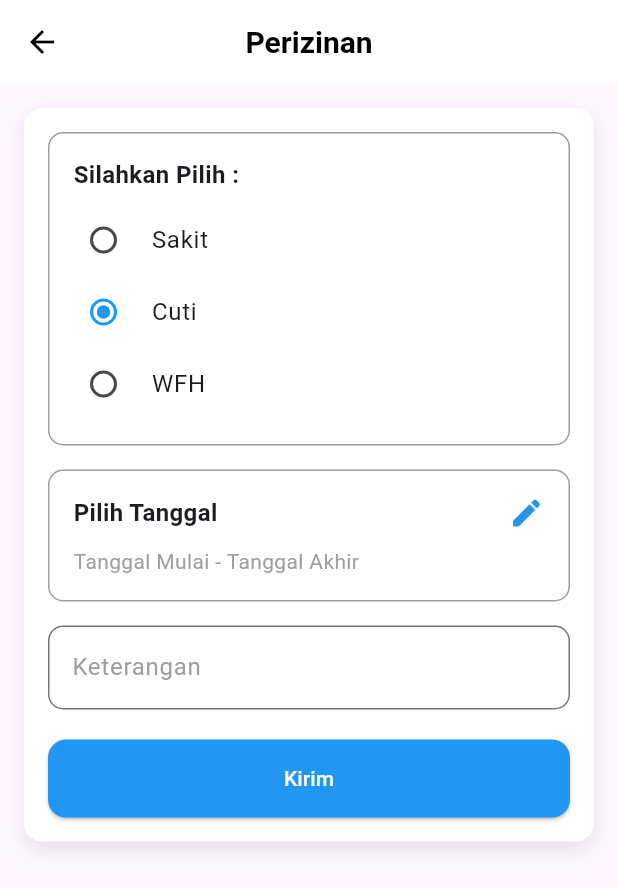
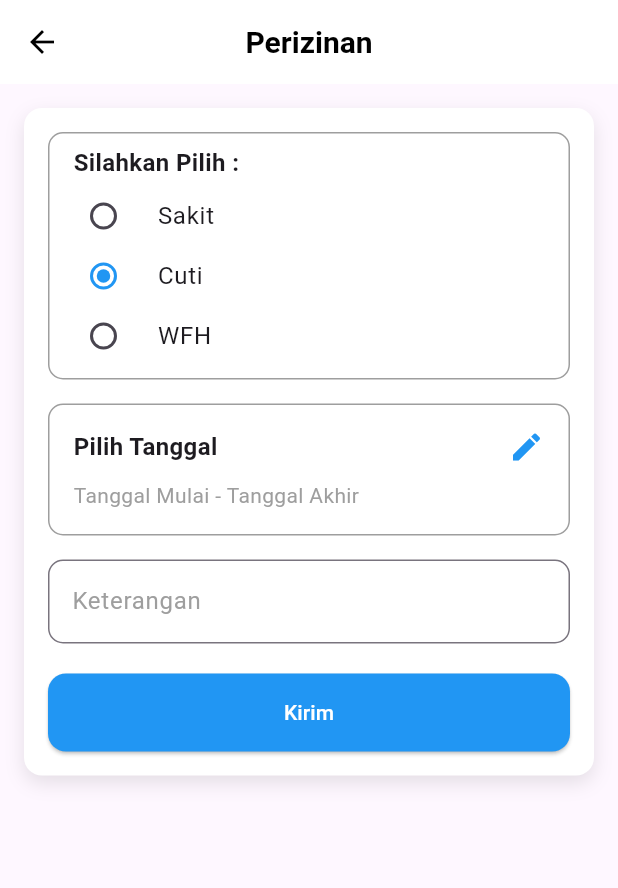
Before and after one commit to MuhammadAinurRiziq13/presensia, a Flutter app: the PermitRequestPage screen opened directly, on a phone screen of 412 x 824 dp. Shown: the top 888 px of the screen. Run offline on Flutter 3.47's test engine with Material 3 defaults, Android fonts, the phone set to English and light mode, and no system bars; our stand-ins replace image_picker, slide_to_act, table_calendar; project files that could hold a hidden picture were left out.

Commit message:
adjust unggah dokumen button

```diff
--- a/lib/pages/permit/permit_request_page.dart
+++ b/lib/pages/permit/permit_request_page.dart
@@ -60,29 +60,30 @@ class _PermitRequestPageState extends State<PermitRequestPage> {
               crossAxisAlignment: CrossAxisAlignment.stretch,
               children: [
                 // Jenis Perizinan (dengan border abu-abu)
+                // Column yang berisi RadioListTile
                 Container(
                   decoration: BoxDecoration(
-                    border: Border.all(color: Colors.grey), // Add grey border
+                    border: Border.all(color: Colors.grey),
                     borderRadius: BorderRadius.circular(10.0),
                   ),
-                  padding: const EdgeInsets.all(16.0), // Add padding here for better spacing
+                  padding: const EdgeInsets.symmetric(horizontal: 16.0, vertical: 8.0), // Mengurangi padding vertikal
                   child: Column(
                     crossAxisAlignment: CrossAxisAlignment.start,
                     children: [
                       Padding(
-                        padding: const EdgeInsets.only(bottom: 8.0), // Add bottom padding to create space
+                        padding: const EdgeInsets.only(bottom: 4.0), // Kurangi padding bawah untuk merapatkan label
                         child: Text(
                           "Silahkan Pilih :",
                           style: TextStyle(fontSize: 16, fontWeight: FontWeight.bold),
                         ),
                       ),
                       RadioListTile<String>(
-                        contentPadding: EdgeInsets.symmetric(vertical: 0.0),
-                        visualDensity: VisualDensity.compact, // Makes the radio buttons closer
+                        contentPadding: EdgeInsets.zero, // Hilangkan padding bawaan
+                        visualDensity: VisualDensity(horizontal: 0, vertical: -4), // Rapatkan vertikal
                         title: const Text('Sakit'),
                         value: 'Sakit',
                         groupValue: _selectedPermitType,
-                        activeColor: Colors.blue, // Set the active color to blue
+                        activeColor: Colors.blue,
                         onChanged: (String? value) {
                           setState(() {
                             _selectedPermitType = value!;
@@ -90,12 +91,12 @@ class _PermitRequestPageState extends State<PermitRequestPage> {
                         },
                       ),
                       RadioListTile<String>(
-                        contentPadding: EdgeInsets.symmetric(vertical: 0.0),
-                        visualDensity: VisualDensity.compact, // Makes the radio buttons closer
+                        contentPadding: EdgeInsets.zero, // Hilangkan padding bawaan
+                        visualDensity: VisualDensity(horizontal: 0, vertical: -4), // Rapatkan vertikal
                         title: const Text('Cuti'),
                         value: 'Cuti',
                         groupValue: _selectedPermitType,
-                        activeColor: Colors.blue, // Set the active color to blue
+                        activeColor: Colors.blue,
                         onChanged: (String? value) {
                           setState(() {
                             _selectedPermitType = value!;
@@ -103,12 +104,12 @@ class _PermitRequestPageState extends State<PermitRequestPage> {
                         },
                       ),
                       RadioListTile<String>(
-                        contentPadding: EdgeInsets.symmetric(vertical: 0.0),
-                        visualDensity: VisualDensity.compact, // Makes the radio buttons closer
+                        contentPadding: EdgeInsets.zero, // Hilangkan padding bawaan
+                        visualDensity: VisualDensity(horizontal: 0, vertical: -4), // Rapatkan vertikal
                         title: const Text('WFH'),
                         value: 'WFH',
                         groupValue: _selectedPermitType,
-                        activeColor: Colors.blue, // Set the active color to blue
+                        activeColor: Colors.blue,
                         onChanged: (String? value) {
                           setState(() {
                             _selectedPermitType = value!;
@@ -150,9 +151,10 @@ class _PermitRequestPageState extends State<PermitRequestPage> {
                       backgroundColor: Colors.white,
                       foregroundColor: Colors.blue,
                       shape: RoundedRectangleBorder(
-                        borderRadius: BorderRadius.circular(12),
+                        borderRadius: BorderRadius.circular(8),
                         side: BorderSide(color: Colors.grey),
                       ),
+                      padding: EdgeInsets.symmetric(vertical: 18), // Tambahkan padding vertikal
                     ),
                   ),
                   const SizedBox(height: 20),
```
